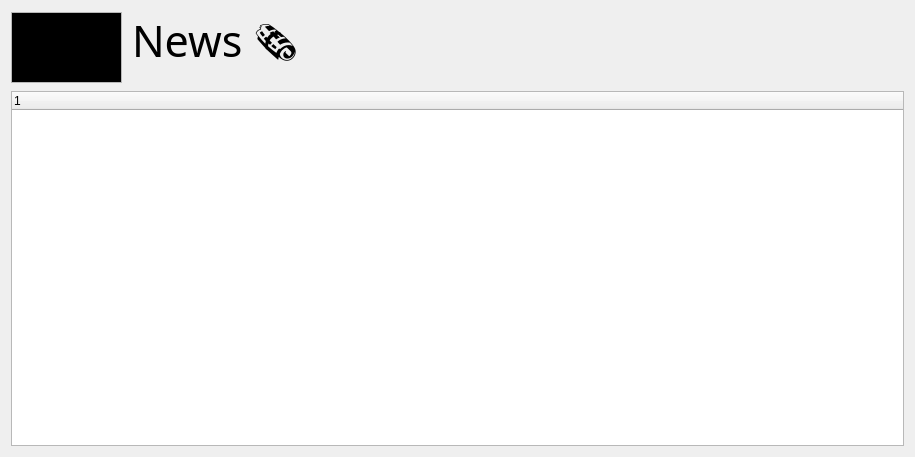
Old version of the form wikiLYNX/ui/news.ui in the repository flamboyantpenguin/wikilynx.
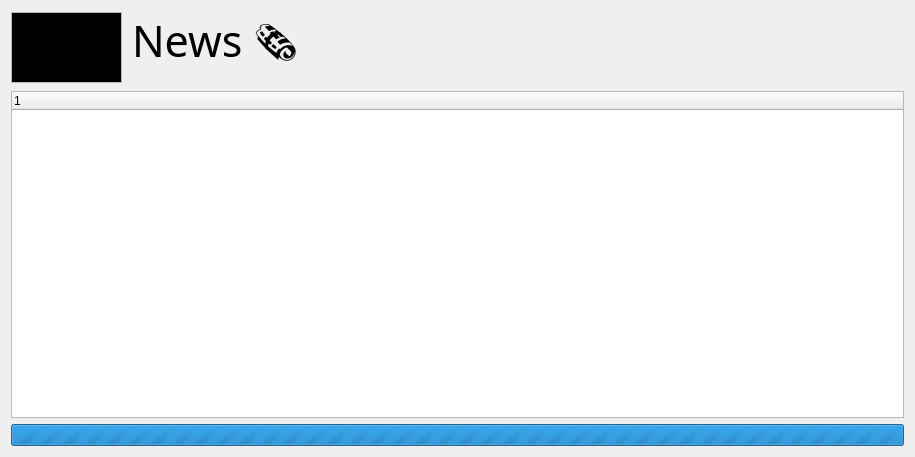
New version of the form. Icons and pictures are not drawn.

Commit message: Release 1.5.0-C2     - Changed QTableWidget for levels to QListWidget     - UI revamp for editLevel dialog and getLevel dialog     - Adding/Editing new levels currently unavailable (Work in Progress)     - Improved news dialog     - Improved loading screen UI     - Minor UI Fixes

```diff
--- a/wikiLYNX/ui/news.ui
+++ b/wikiLYNX/ui/news.ui
@@ -94,6 +94,19 @@
      </column>
     </widget>
    </item>
+   <item>
+    <widget class="QProgressBar" name="progressBar">
+     <property name="maximum">
+      <number>0</number>
+     </property>
+     <property name="value">
+      <number>0</number>
+     </property>
+     <property name="textVisible">
+      <bool>false</bool>
+     </property>
+    </widget>
+   </item>
   </layout>
  </widget>
  <resources>
```
The commit also changes 8 other files.
